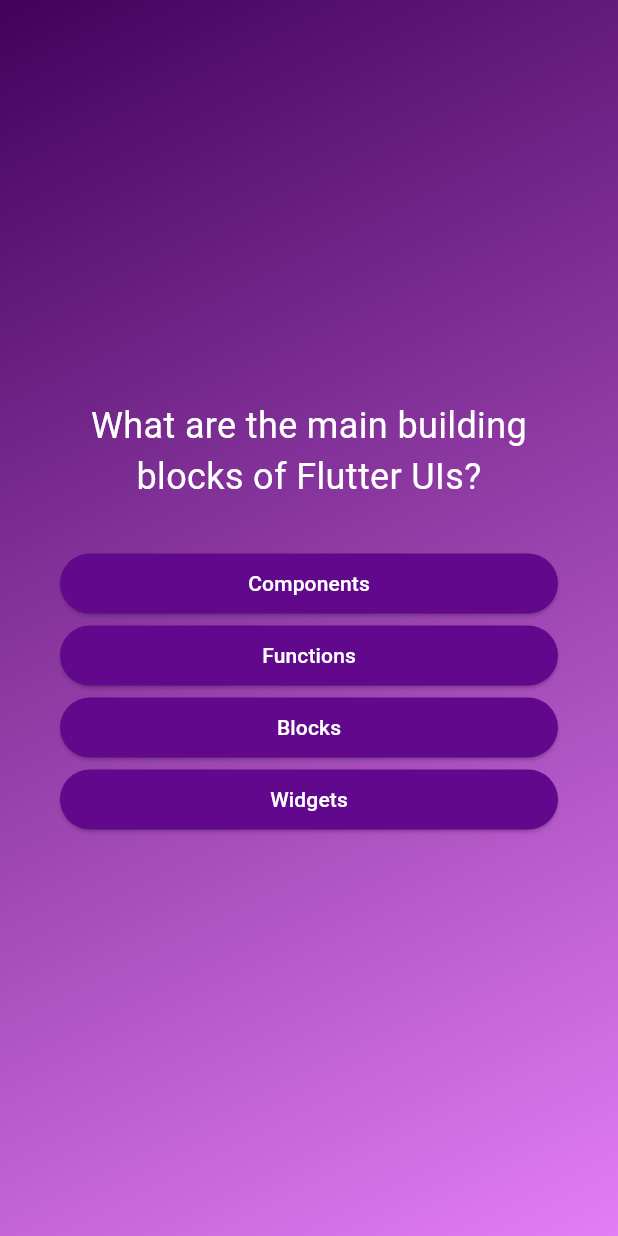
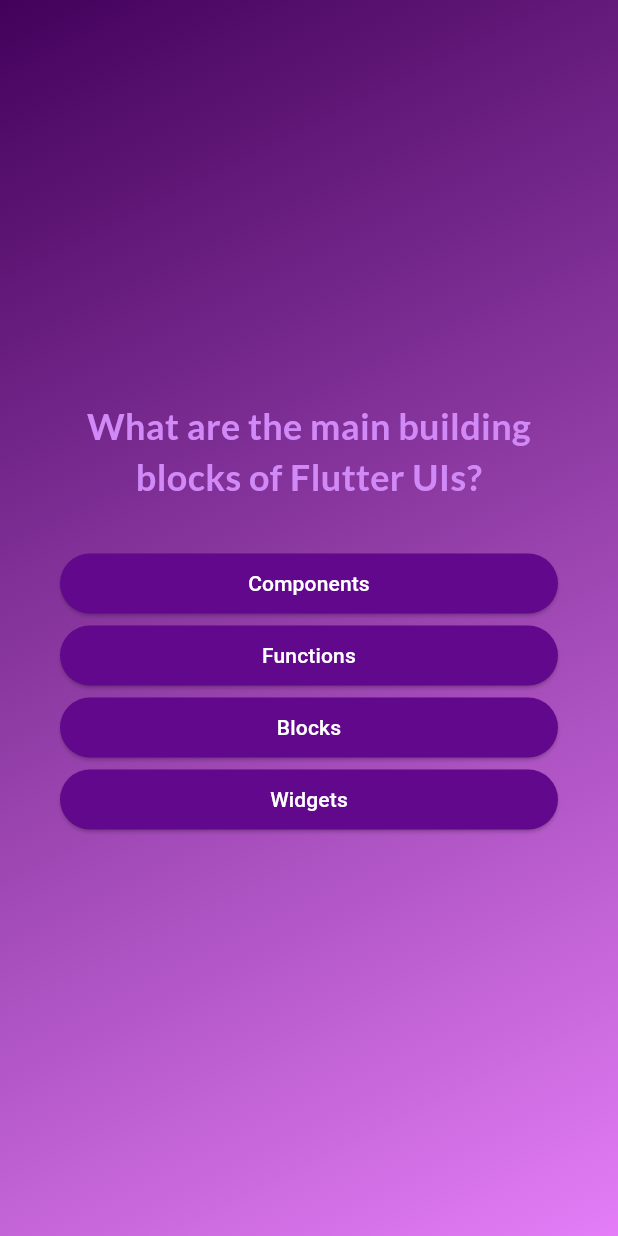
Before and after one commit to EduardoCastillo87/app_quiz_ads, a Flutter app: the screen it shows after launch, after a tap on "Start Quiz", on a phone screen of 412 x 824 dp. Run offline on Flutter 3.47's test engine with Material 3 defaults, Android fonts, the phone set to English and light mode, and no system bars; our stand-ins replace google_fonts.

Commit message:
feat: update dependencies and enhance UI with Google Fonts integration

```diff
--- a/lib/answer_button.dart
+++ b/lib/answer_button.dart
@@ -20,7 +20,7 @@ class AnswerButton extends StatelessWidget {
         foregroundColor: Colors.white,
         shape: RoundedRectangleBorder(borderRadius: BorderRadius.circular(40)),
       ),
-      child: Text(answerText),
+      child: Text(answerText, textAlign: TextAlign.center),
     );
   }
 }
--- a/lib/questions_screen.dart
+++ b/lib/questions_screen.dart
@@ -1,6 +1,7 @@
 import 'package:ads_basics/answer_button.dart';
 import 'package:flutter/material.dart';
 import 'package:ads_basics/data/questions.dart';
+import 'package:google_fonts/google_fonts.dart';
 
 class QuestionsScreen extends StatefulWidget {
   const QuestionsScreen({super.key});
@@ -33,7 +34,11 @@ class _QuestionsScreenState extends State<QuestionsScreen> {
           children: [
             Text(
               currentQuestion.text,
-              style: const TextStyle(fontSize: 24, color: Colors.white),
+              style: GoogleFonts.lato(
+                color: const Color.fromARGB(255, 208, 137, 247),
+                fontSize: 24,
+                fontWeight: FontWeight.bold,
+              ),
               textAlign: TextAlign.center,
             ),
             const SizedBox(height: 30),
--- a/lib/start_screen.dart
+++ b/lib/start_screen.dart
@@ -1,4 +1,5 @@
 import 'package:flutter/material.dart';
+import 'package:google_fonts/google_fonts.dart';
 
 class StartScreen extends StatelessWidget {
   const StartScreen(this.startQuiz, {super.key});
@@ -17,9 +18,9 @@ class StartScreen extends StatelessWidget {
             color: const Color.fromARGB(125, 255, 255, 255),
           ),
           const SizedBox(height: 80),
-          const Text(
+          Text(
             'Learn Flutter the fun way!',
-            style: TextStyle(color: Colors.white, fontSize: 24),
+            style: GoogleFonts.lato(color: Colors.white, fontSize: 24),
           ),
           const SizedBox(height: 30),
           OutlinedButton.icon(
--- a/pubspec.yaml
+++ b/pubspec.yaml
@@ -9,6 +9,7 @@ environment:
 dependencies:
   flutter:
     sdk: flutter
+  google_fonts: ^6.2.1
 
 dev_dependencies:
   flutter_test:
```
Also changed, not shown: pubspec.lock, 1 other file.
